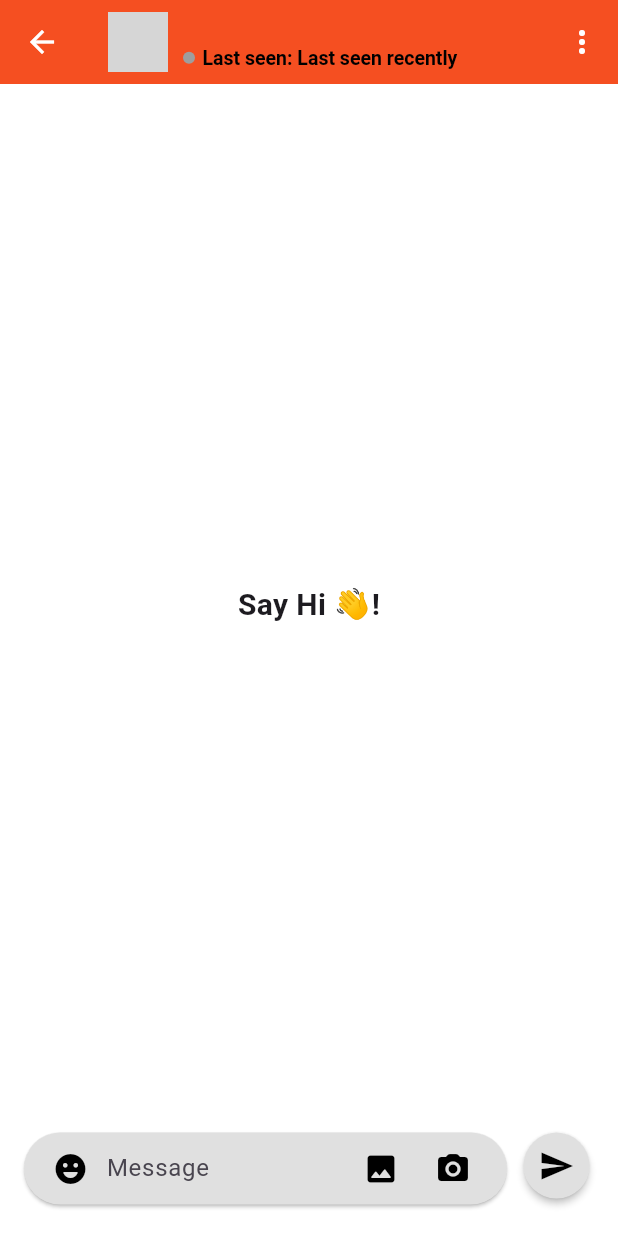
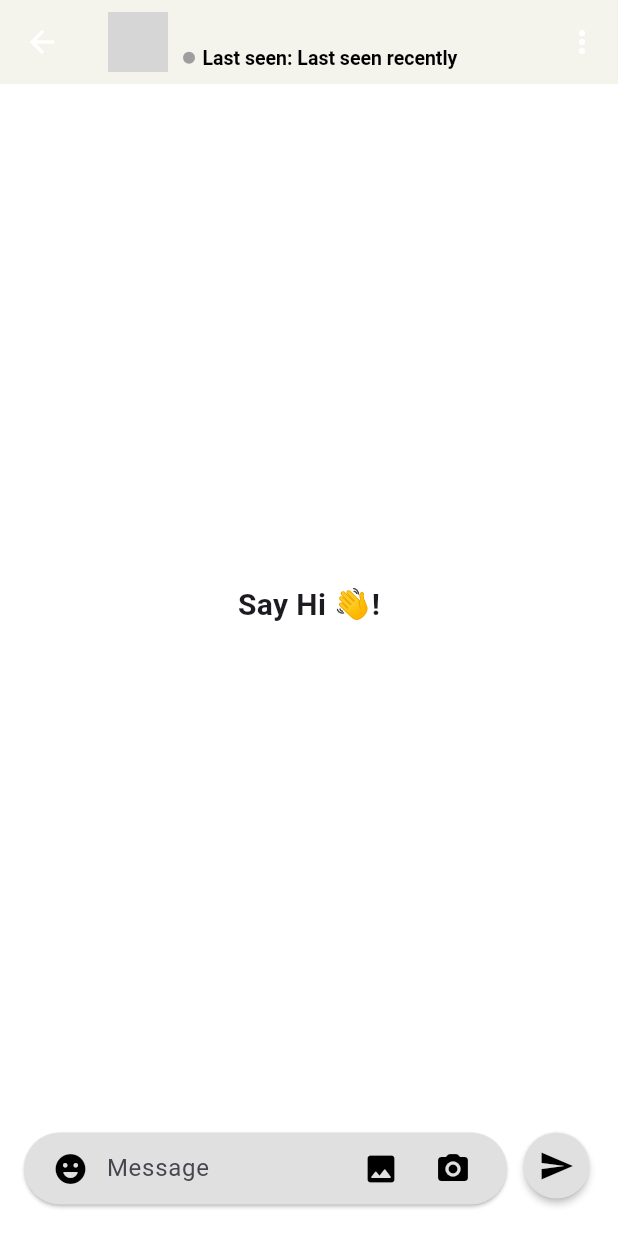
Before and after one commit to fortunatefogy/cipherchatapp, a Flutter app: the ChatScreen screen opened directly with empty values, on a phone screen of 412 x 824 dp. Run offline on Flutter 3.47's test engine with Material 3 defaults, Android fonts, the phone set to English and light mode, and no system bars; our stand-ins replace cached_network_image, cloud_firestore, emoji_picker_flutter, firebase_auth, firebase_core, flutter_dotenv and 4 more; missing offline and left inert: encrypt, saver_gallery; accounts and stored records are empty; network calls fail; grey boxes are pictures that could not be loaded.

Commit message:
Add theme switcher to app bar and fix theme color issues
Co-authored-by: fortunatefogy <113081089+fortunatefogy@users.noreply.github.com>

```diff
--- a/lib/api/theme_provider.dart
+++ b/lib/api/theme_provider.dart
@@ -35,7 +35,7 @@ class ThemeProvider with ChangeNotifier {
   // Light theme
   static final ThemeData lightTheme = ThemeData(
     brightness: Brightness.light,
-    primaryColor: const Color(0xFFF141517),
+    primaryColor: const Color(0xFF141517),
     scaffoldBackgroundColor: Colors.white,
     appBarTheme: const AppBarTheme(
       centerTitle: false,
@@ -46,7 +46,7 @@ class ThemeProvider with ChangeNotifier {
         fontWeight: FontWeight.bold,
         fontSize: 28,
       ),
-      backgroundColor: Color(0xFFFFF4F18),
+      backgroundColor: Color(0xFF4F418),
     ),
     bottomNavigationBarTheme: const BottomNavigationBarThemeData(
       backgroundColor: Color.fromARGB(255, 225, 228, 237),
@@ -58,7 +58,7 @@ class ThemeProvider with ChangeNotifier {
   // Dark theme
   static final ThemeData darkTheme = ThemeData(
     brightness: Brightness.dark,
-    primaryColor: const Color(0xFFF141517),
+    primaryColor: const Color(0xFF141517),
     scaffoldBackgroundColor: const Color(0xFF1F1F1F),
     appBarTheme: const AppBarTheme(
       centerTitle: false,
@@ -72,7 +72,7 @@ class ThemeProvider with ChangeNotifier {
       backgroundColor: Color(0xFF2C2C2C),
     ),
     bottomNavigationBarTheme: const BottomNavigationBarThemeData(
-      backgroundColor: Color.fromARGB(255, 244, 0, 0),
+      backgroundColor: Color(0xFF2C2C2C),
       selectedItemColor: Colors.white,
       unselectedItemColor: Colors.grey,
     ),
@@ -86,7 +86,7 @@ class ThemeProvider with ChangeNotifier {
 
   static final TextStyle darkChatCardTextStyle = TextStyle(
     backgroundColor: Colors.transparent,
-    color: const Color.fromARGB(255, 0, 0, 0),
+    color: Colors.white,
     fontSize: 16,
   );
 }
--- a/pubspec.yaml
+++ b/pubspec.yaml
@@ -33,6 +33,7 @@ dependencies:
   adaptive_theme: ^3.7.0
   flutter_dotenv: ^5.2.1
   provider: ^6.1.2
+  shared_preferences: ^2.2.2
 
 dev_dependencies:
   flutter_test:
```
Also changed, not shown: lib/screens/home_screen.dart (+8 -1 lines).
